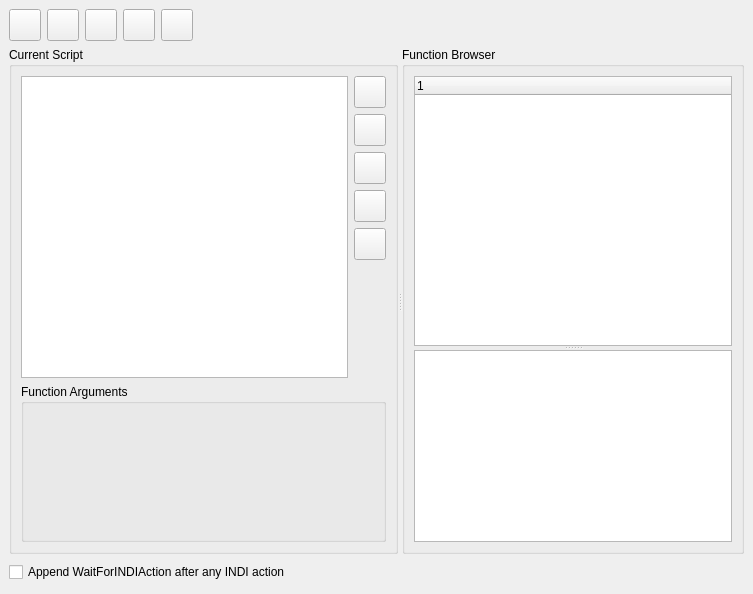
Qt form kstars/tools/scriptbuilderui.ui (KDE/kstars) before a commit.
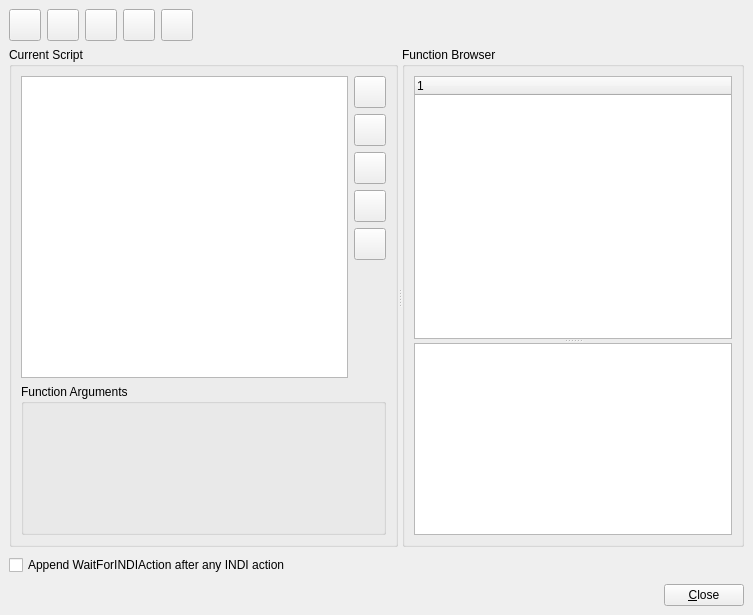
The same form after that commit.

What changed in the file:
```diff
--- a/kstars/tools/scriptbuilderui.ui
+++ b/kstars/tools/scriptbuilderui.ui
@@ -9,7 +9,7 @@
     <x>0</x>
     <y>0</y>
     <width>753</width>
-    <height>594</height>
+    <height>615</height>
    </rect>
   </property>
   <property name="windowTitle" >
@@ -470,7 +470,7 @@
        </property>
        <property name="sizeHint" >
         <size>
-         <width>404</width>
+         <width>406</width>
          <height>25</height>
         </size>
        </property>
@@ -478,6 +478,36 @@
      </item>
     </layout>
    </item>
+   <item>
+    <layout class="QHBoxLayout" >
+     <property name="margin" >
+      <number>0</number>
+     </property>
+     <property name="spacing" >
+      <number>6</number>
+     </property>
+     <item>
+      <spacer>
+       <property name="orientation" >
+        <enum>Qt::Horizontal</enum>
+       </property>
+       <property name="sizeHint" >
+        <size>
+         <width>40</width>
+         <height>20</height>
+        </size>
+       </property>
+      </spacer>
+     </item>
+     <item>
+      <widget class="QPushButton" name="closeButton" >
+       <property name="text" >
+        <string>&amp;Close</string>
+       </property>
+      </widget>
+     </item>
+    </layout>
+   </item>
   </layout>
  </widget>
  <pixmapfunction></pixmapfunction>
```
